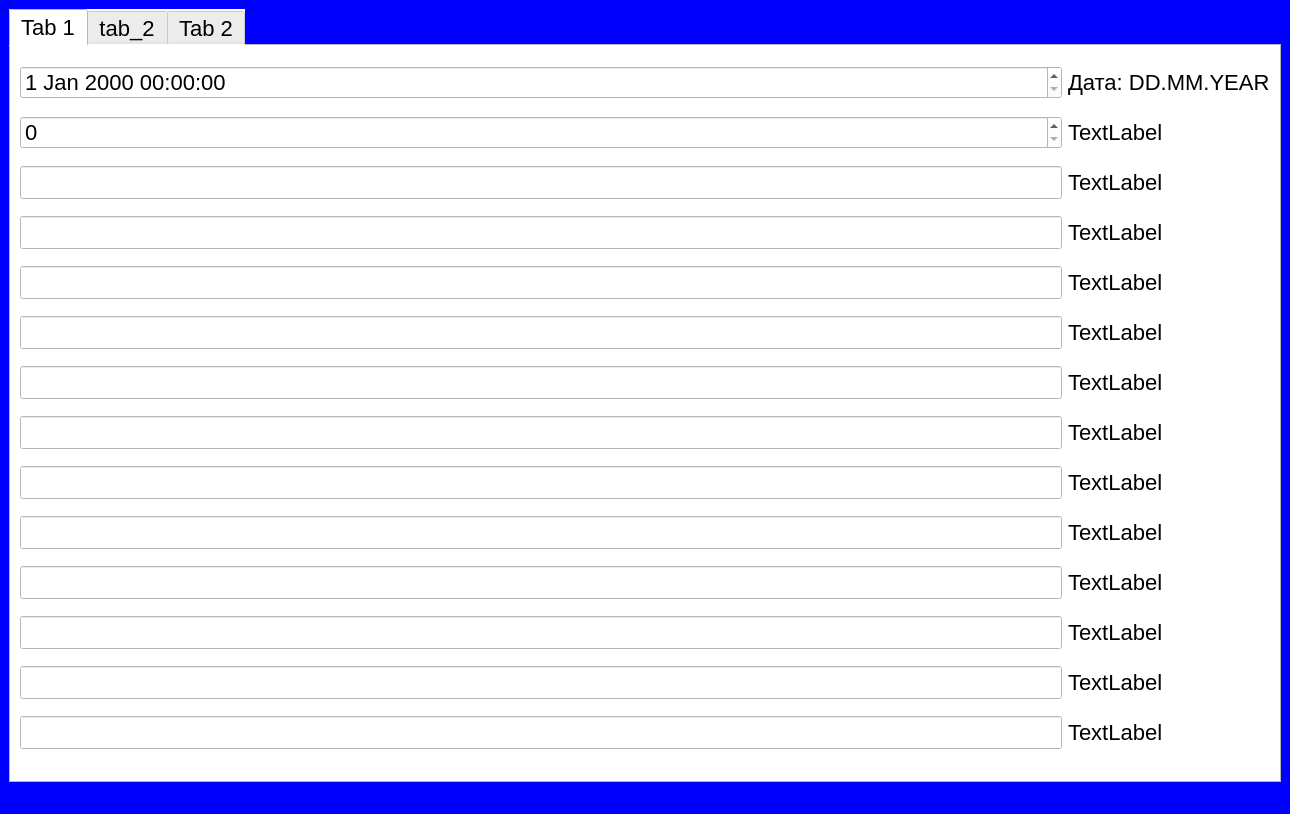
Above: UX.ui from OmgMrRobot/kursach before the change. Below: the same form after it.
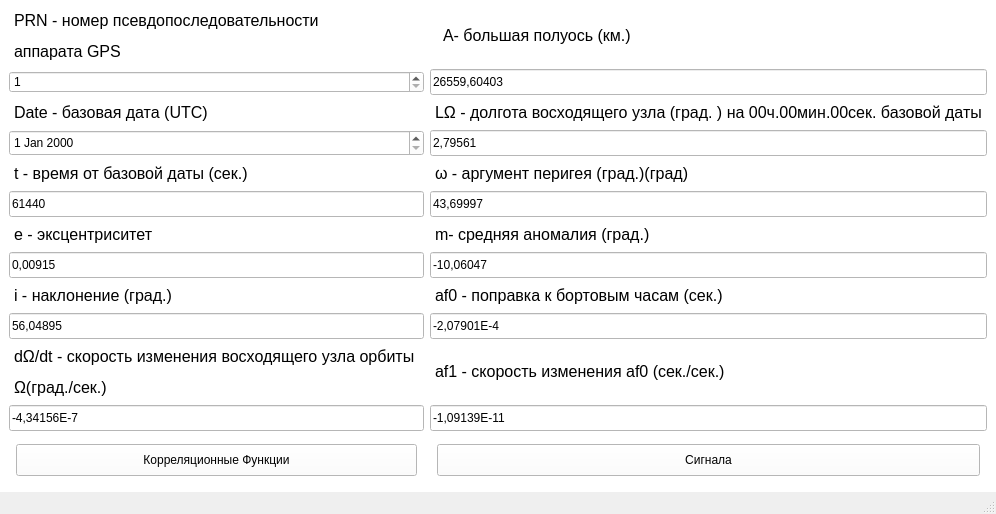
That is the form after the change. The open tabs and pages were chosen to show the change.

```diff
--- a/UX.ui
+++ b/UX.ui
@@ -6,311 +6,243 @@
    <rect>
     <x>0</x>
     <y>0</y>
-    <width>1290</width>
-    <height>814</height>
+    <width>817</width>
+    <height>469</height>
    </rect>
   </property>
   <property name="windowTitle">
    <string>MainWindow</string>
   </property>
   <property name="styleSheet">
-   <string notr="true">background: blue;
-</string>
+   <string notr="true"/>
   </property>
   <widget class="QWidget" name="centralwidget">
-   <layout class="QGridLayout" name="gridLayout_3">
-    <item row="0" column="0">
-     <widget class="QTabWidget" name="tabWidget">
       <property name="styleSheet">
-       <string notr="true">background: white;
-font-size: 22px;</string>
-      </property>
-      <property name="currentIndex">
-       <number>2</number>
-      </property>
-      <widget class="QWidget" name="tab">
-       <property name="styleSheet">
-        <string notr="true">background: white;
-font-size: 22px;</string>
-       </property>
-       <attribute name="title">
-        <string>Tab 1</string>
-       </attribute>
+    <string notr="true">QWidget{
+background-color: white;
+font: 13pt &quot;MS Shell Dlg 2&quot;;
+}
+
+QLabel{
+margin:2px;
+}
+
+QDateEdit{
+height: 20px;
+}
+
+QLineEdit{
+height: 20px;
+}
+
+QPushButton{
+background-color: white;
+width: 75 px;
+height: 30px;
+margin:7px
+
+}
+
+QPushButton:hover{
+background-color: silver;
+}
+
+QPushButton:pressed{
+background-color: grey;
+}
+</string>
+   </property>
        <layout class="QGridLayout" name="gridLayout">
         <item row="0" column="0">
-         <widget class="QDateTimeEdit" name="dateTimeEdit"/>
-        </item>
-        <item row="0" column="1">
          <widget class="QLabel" name="label_2">
           <property name="text">
-           <string>Дата: DD.MM.YEAR</string>
+       <string>&lt;html&gt;&lt;head/&gt;&lt;body&gt;&lt;p&gt;&lt;span style=&quot; font-size:12pt;&quot;&gt;PRN - номер псевдопоследовательности&lt;/span&gt;&lt;/p&gt;&lt;p&gt;&lt;span style=&quot; font-size:12pt;&quot;&gt;аппарата GPS &lt;/span&gt;&lt;/p&gt;&lt;/body&gt;&lt;/html&gt;</string>
+      </property>
+     </widget>
+    </item>
+    <item row="0" column="1">
+     <widget class="QLabel" name="label_13">
+      <property name="styleSheet">
+       <string notr="true">margin-left: 10px</string>
+      </property>
+      <property name="text">
+       <string>&lt;html&gt;&lt;head/&gt;&lt;body&gt;&lt;p&gt;&lt;span style=&quot; font-size:12pt;&quot;&gt;A- большая полуось (км.)&lt;/span&gt;&lt;/p&gt;&lt;/body&gt;&lt;/html&gt;</string>
           </property>
          </widget>
         </item>
         <item row="1" column="0">
-         <widget class="QSpinBox" name="spinBox"/>
+     <widget class="QSpinBox" name="spinBox">
+      <property name="minimum">
+       <number>1</number>
+      </property>
+      <property name="maximum">
+       <number>32</number>
+      </property>
+     </widget>
         </item>
         <item row="1" column="1">
-         <widget class="QLabel" name="label_5">
+     <widget class="QLineEdit" name="lineEdit_3">
           <property name="text">
-           <string>TextLabel</string>
+       <string>26559,60403</string>
           </property>
          </widget>
         </item>
         <item row="2" column="0">
-         <widget class="QLineEdit" name="lineEdit_9"/>
-        </item>
-        <item row="2" column="1">
-         <widget class="QLabel" name="label">
-          <property name="text">
-           <string>TextLabel</string>
-          </property>
-         </widget>
-        </item>
-        <item row="3" column="0">
-         <widget class="QLineEdit" name="lineEdit_8"/>
-        </item>
-        <item row="3" column="1">
-         <widget class="QLabel" name="label_4">
-          <property name="text">
-           <string>TextLabel</string>
-          </property>
-         </widget>
-        </item>
-        <item row="4" column="0">
-         <widget class="QLineEdit" name="lineEdit">
-          <property name="text">
-           <string/>
-          </property>
-         </widget>
-        </item>
-        <item row="4" column="1">
          <widget class="QLabel" name="label_3">
           <property name="text">
-           <string>TextLabel</string>
+       <string>&lt;html&gt;&lt;head/&gt;&lt;body&gt;&lt;p&gt;&lt;span style=&quot; font-size:12pt;&quot;&gt;Date - базовая дата (UTC)&lt;/span&gt;&lt;/p&gt;&lt;/body&gt;&lt;/html&gt;</string>
+      </property>
+     </widget>
+    </item>
+    <item row="2" column="1">
+     <widget class="QLabel" name="label_12">
+      <property name="text">
+       <string>&lt;html&gt;&lt;head/&gt;&lt;body&gt;&lt;p&gt;&lt;span style=&quot; font-size:12pt;&quot;&gt;LΩ  - долгота восходящего узла (град. ) на 00ч.00мин.00сек. базовой даты&lt;/span&gt;&lt;/p&gt;&lt;/body&gt;&lt;/html&gt;</string>
+      </property>
+     </widget>
+    </item>
+    <item row="3" column="0">
+     <widget class="QDateEdit" name="dateEdit"/>
+    </item>
+    <item row="3" column="1">
+     <widget class="QLineEdit" name="lineEdit_4">
+      <property name="text">
+       <string>2,79561</string>
+      </property>
+     </widget>
+    </item>
+    <item row="4" column="0">
+     <widget class="QLabel" name="label_6">
+      <property name="text">
+       <string>&lt;html&gt;&lt;head/&gt;&lt;body&gt;&lt;p&gt;&lt;span style=&quot; font-size:12pt;&quot;&gt;t - время от базовой даты (сек.)&lt;/span&gt;&lt;/p&gt;&lt;/body&gt;&lt;/html&gt;</string>
+      </property>
+     </widget>
+    </item>
+    <item row="4" column="1">
+     <widget class="QLabel" name="label_11">
+      <property name="text">
+       <string>&lt;html&gt;&lt;head/&gt;&lt;body&gt;&lt;p&gt;&lt;span style=&quot; font-size:12pt;&quot;&gt;ω - аргумент перигея (град.)(град)&lt;/span&gt;&lt;/p&gt;&lt;/body&gt;&lt;/html&gt;</string>
           </property>
          </widget>
         </item>
         <item row="5" column="0">
-         <widget class="QLineEdit" name="lineEdit_4"/>
+     <widget class="QLineEdit" name="lineEdit">
+      <property name="text">
+       <string>61440</string>
+      </property>
+     </widget>
         </item>
         <item row="5" column="1">
-         <widget class="QLabel" name="label_6">
+     <widget class="QLineEdit" name="lineEdit_5">
           <property name="text">
-           <string>TextLabel</string>
+       <string>43,69997</string>
           </property>
          </widget>
         </item>
         <item row="6" column="0">
-         <widget class="QLineEdit" name="lineEdit_3"/>
-        </item>
-        <item row="6" column="1">
          <widget class="QLabel" name="label_7">
           <property name="text">
-           <string>TextLabel</string>
+       <string>&lt;html&gt;&lt;head/&gt;&lt;body&gt;&lt;p&gt;&lt;span style=&quot; font-size:12pt;&quot;&gt;e - эксцентриситет&lt;/span&gt;&lt;/p&gt;&lt;/body&gt;&lt;/html&gt;</string>
+      </property>
+     </widget>
+    </item>
+    <item row="6" column="1">
+     <widget class="QLabel" name="label_10">
+      <property name="text">
+       <string>&lt;html&gt;&lt;head/&gt;&lt;body&gt;&lt;p&gt;&lt;span style=&quot; font-size:12pt;&quot;&gt;m- средняя аномалия (град.)&lt;/span&gt;&lt;/p&gt;&lt;/body&gt;&lt;/html&gt;</string>
           </property>
          </widget>
         </item>
         <item row="7" column="0">
-         <widget class="QLineEdit" name="lineEdit_2"/>
+     <widget class="QLineEdit" name="lineEdit_2">
+      <property name="text">
+       <string>0,00915</string>
+      </property>
+     </widget>
         </item>
         <item row="7" column="1">
-         <widget class="QLabel" name="label_8">
+     <widget class="QLineEdit" name="lineEdit_6">
           <property name="text">
-           <string>TextLabel</string>
+       <string>-10,06047</string>
           </property>
          </widget>
         </item>
         <item row="8" column="0">
-         <widget class="QLineEdit" name="lineEdit_14"/>
+     <widget class="QLabel" name="label_4">
+      <property name="text">
+       <string>&lt;html&gt;&lt;head/&gt;&lt;body&gt;&lt;p&gt;&lt;span style=&quot; font-size:12pt;&quot;&gt; i - наклонение (град.)&lt;/span&gt;&lt;/p&gt;&lt;/body&gt;&lt;/html&gt;</string>
+      </property>
+     </widget>
         </item>
         <item row="8" column="1">
          <widget class="QLabel" name="label_9">
           <property name="text">
-           <string>TextLabel</string>
+       <string>&lt;html&gt;&lt;head/&gt;&lt;body&gt;&lt;p&gt;&lt;span style=&quot; font-size:12pt;&quot;&gt;af0 - поправка к бортовым часам (сек.)&lt;/span&gt;&lt;/p&gt;&lt;/body&gt;&lt;/html&gt;</string>
           </property>
          </widget>
         </item>
         <item row="9" column="0">
-         <widget class="QLineEdit" name="lineEdit_13"/>
+     <widget class="QLineEdit" name="lineEdit_9">
+      <property name="text">
+       <string>56,04895</string>
+      </property>
+     </widget>
         </item>
         <item row="9" column="1">
-         <widget class="QLabel" name="label_10">
+     <widget class="QLineEdit" name="lineEdit_7">
           <property name="text">
-           <string>TextLabel</string>
+       <string>-2,07901E-4</string>
           </property>
          </widget>
         </item>
         <item row="10" column="0">
-         <widget class="QLineEdit" name="lineEdit_5"/>
+     <widget class="QLabel" name="label">
+      <property name="text">
+       <string>&lt;html&gt;&lt;head/&gt;&lt;body&gt;&lt;p&gt;&lt;span style=&quot; font-size:12pt;&quot;&gt;dΩ/dt - скорость изменения восходящего узла орбиты &lt;/span&gt;&lt;/p&gt;&lt;p&gt;&lt;span style=&quot; font-size:12pt;&quot;&gt;Ω(град./сек.)&lt;/span&gt;&lt;/p&gt;&lt;/body&gt;&lt;/html&gt;</string>
+      </property>
+     </widget>
         </item>
         <item row="10" column="1">
-         <widget class="QLabel" name="label_11">
+     <widget class="QLabel" name="label_8">
           <property name="text">
-           <string>TextLabel</string>
+       <string>&lt;html&gt;&lt;head/&gt;&lt;body&gt;&lt;p&gt;&lt;span style=&quot; font-size:12pt;&quot;&gt;af1 - скорость изменения af0 (сек./сек.)&lt;/span&gt;&lt;/p&gt;&lt;/body&gt;&lt;/html&gt;</string>
           </property>
          </widget>
         </item>
         <item row="11" column="0">
-         <widget class="QLineEdit" name="lineEdit_12"/>
+     <widget class="QLineEdit" name="lineEdit_11">
+      <property name="text">
+       <string>-4,34156E-7</string>
+      </property>
+     </widget>
         </item>
         <item row="11" column="1">
-         <widget class="QLabel" name="label_12">
+     <widget class="QLineEdit" name="lineEdit_8">
           <property name="text">
-           <string>TextLabel</string>
+       <string>-1,09139E-11</string>
           </property>
          </widget>
         </item>
         <item row="12" column="0">
-         <widget class="QLineEdit" name="lineEdit_10"/>
+     <widget class="QPushButton" name="pushButton_2">
+      <property name="styleSheet">
+       <string notr="true">font: 16pt &quot;MS Shell Dlg 2&quot;;
+</string>
+      </property>
+      <property name="text">
+       <string>Корреляционные Функции</string>
+      </property>
+     </widget>
         </item>
         <item row="12" column="1">
-         <widget class="QLabel" name="label_13">
-          <property name="text">
-           <string>TextLabel</string>
-          </property>
-         </widget>
-        </item>
-        <item row="13" column="0">
-         <widget class="QLineEdit" name="lineEdit_6"/>
-        </item>
-        <item row="13" column="1">
-         <widget class="QLabel" name="label_14">
-          <property name="text">
-           <string>TextLabel</string>
-          </property>
-         </widget>
-        </item>
-       </layout>
-      </widget>
-      <widget class="QWidget" name="tab_3">
-       <attribute name="title">
-        <string>tab_2</string>
-       </attribute>
-       <layout class="QGridLayout" name="gridLayout_4">
-        <item row="2" column="0" rowspan="2">
-         <widget class="QPlainTextEdit" name="plainTextEdit_3"/>
-        </item>
-        <item row="1" column="0">
          <widget class="QPushButton" name="pushButton">
-          <property name="text">
-           <string>Значения НКА</string>
-          </property>
-         </widget>
-        </item>
-        <item row="0" column="0">
-         <widget class="QLabel" name="label_15">
-          <property name="text">
-           <string>TextLabel</string>
-          </property>
-         </widget>
-        </item>
-        <item row="4" column="0">
-         <widget class="QLabel" name="label_17">
-          <property name="text">
-           <string>TextLabel</string>
-          </property>
-         </widget>
-        </item>
-        <item row="6" column="0">
-         <widget class="QPlainTextEdit" name="plainTextEdit"/>
-        </item>
-        <item row="3" column="1">
-         <widget class="QPlainTextEdit" name="plainTextEdit_4"/>
-        </item>
-        <item row="7" column="0">
-         <widget class="QPushButton" name="pushButton_3">
-          <property name="text">
-           <string>TLM</string>
-          </property>
-         </widget>
-        </item>
-        <item row="6" column="1">
-         <widget class="QPlainTextEdit" name="plainTextEdit_2"/>
-        </item>
-        <item row="7" column="1">
-         <widget class="QPushButton" name="pushButton_4">
-          <property name="text">
-           <string>HOW</string>
-          </property>
-         </widget>
-        </item>
-        <item row="4" column="1">
-         <widget class="QLabel" name="label_16">
-          <property name="text">
-           <string>TextLabel</string>
-          </property>
-         </widget>
-        </item>
-        <item row="0" column="1">
-         <widget class="QLabel" name="label_18">
-          <property name="text">
-           <string>TextLabel</string>
-          </property>
-         </widget>
-        </item>
-        <item row="1" column="1">
-         <widget class="QPushButton" name="pushButton_5">
-          <property name="text">
-           <string>ГОЛД</string>
-          </property>
-         </widget>
-        </item>
-       </layout>
-      </widget>
-      <widget class="QWidget" name="tab_2">
        <property name="styleSheet">
-        <string notr="true">background: white;
-font-size: 22px;</string>
-       </property>
-       <attribute name="title">
-        <string>Tab 2</string>
-       </attribute>
-       <layout class="QGridLayout" name="gridLayout_2">
-        <item row="4" column="0" colspan="2">
-         <widget class="QLabel" name="label_21">
+       <string notr="true">font: 16pt &quot;MS Shell Dlg 2&quot;;
+</string>
+      </property>
           <property name="text">
-           <string>TextLabel</string>
-          </property>
-         </widget>
-        </item>
-        <item row="0" column="1">
-         <widget class="QLabel" name="label_20">
-          <property name="text">
-           <string>TextLabel</string>
-          </property>
-         </widget>
-        </item>
-        <item row="2" column="0">
-         <widget class="QPushButton" name="pushButton_7">
-          <property name="text">
-           <string>Correlation_Sig</string>
-          </property>
-         </widget>
-        </item>
-        <item row="2" column="1">
-         <widget class="QPushButton" name="pushButton_6">
-          <property name="text">
-           <string>Correlation_GOLD</string>
-          </property>
-         </widget>
-        </item>
-        <item row="0" column="0">
-         <widget class="QLabel" name="label_19">
-          <property name="text">
-           <string>TextLabel</string>
-          </property>
-         </widget>
-        </item>
-        <item row="5" column="0" colspan="2">
-         <widget class="QPushButton" name="pushButton_2">
-          <property name="text">
-           <string>Main</string>
-          </property>
-         </widget>
-        </item>
-       </layout>
-      </widget>
+       <string>Cигнала</string>
+      </property>
      </widget>
     </item>
    </layout>
```
Left out of the diff: 4 changed lines with no effect on the pictures. Lines whose indentation alone changed are shown as unchanged.
